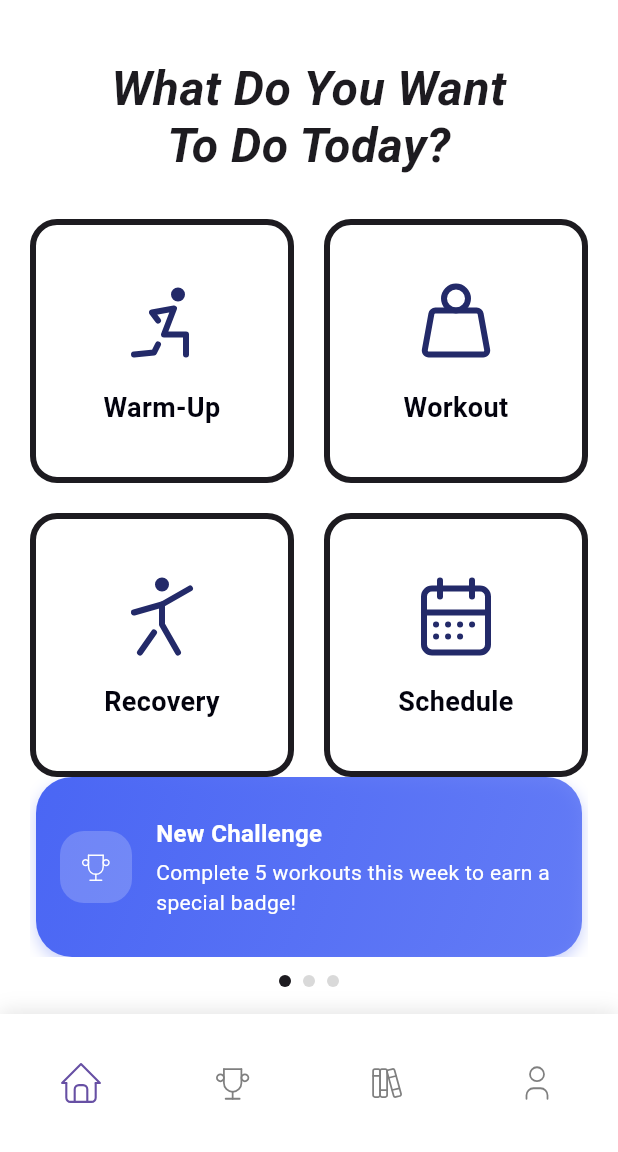
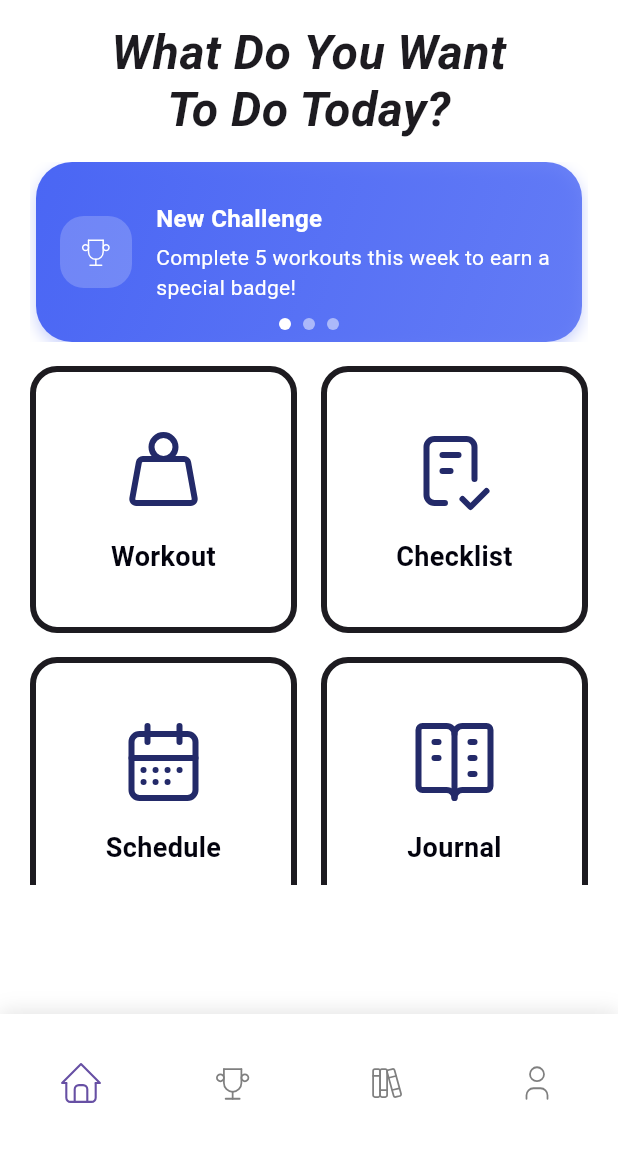
Before and after one commit to M3kko/Peakfit, a Flutter app: the screen it shows after launch, on a phone screen of 412 x 824 dp, the part 84-1236 px from its top. Run offline on Flutter 3.47's test engine with Material 3 defaults, Android fonts, the phone set to English and light mode, and no system bars; our stand-ins replace flutter_svg; Roboto replaces fonts that are missing (Helvetica Neue, Poppins).

Commit message:
Reorganized homescreen

```diff
--- a/lib/screens/home_screen.dart
+++ b/lib/screens/home_screen.dart
@@ -64,7 +64,7 @@ class _HomeScreenState extends State<HomeScreen> {
               // Show content based on selected tab
               Expanded(
                 child: _selectedIndex == 0
-                    ? _buildHomeContent()
+                    ? _buildHomeContent(context)
                     : _screens[_selectedIndex],
               ),
             ],
@@ -83,33 +83,37 @@ class _HomeScreenState extends State<HomeScreen> {
   }
 
   // Method to build the home content with grid and announcement cards
-  Widget _buildHomeContent() {
+  Widget _buildHomeContent(BuildContext context) {
     return Column(
       children: [
-        // Space after header text
-        const SizedBox(height: 30),
+        // Consistent space after header text
+        const SizedBox(height: 16),
 
-        // Grid of action buttons
-        GridView.count(
+        // Announcement cards directly below header
+        _buildAnnouncementCards(),
+
+        // Consistent space between announcement and grid
+        const SizedBox(height: 16),
+
+        // Grid of action buttons with fixed height instead of Expanded
+        SizedBox(
+          height: MediaQuery.of(context).size.height * 0.42, // Using approximately 42% of screen height
+          child: GridView.count(
             crossAxisCount: 2,
-          mainAxisSpacing: 20,
-          crossAxisSpacing: 20,
+            mainAxisSpacing: 16, // Consistent spacing
+            crossAxisSpacing: 16, // Consistent spacing
+            // Removed childAspectRatio to keep grid items square (default is 1.0)
             shrinkWrap: true,
             physics: const NeverScrollableScrollPhysics(),
             children: [
-            HomeAction(
-              iconPath: AppIcons.warmup,
-              label: 'Warm-Up',
-              onTap: () {},
-            ),
               HomeAction(
                 iconPath: AppIcons.workout,
                 label: 'Workout',
                 onTap: () {},
               ),
               HomeAction(
-              iconPath: AppIcons.recover,
-              label: 'Recovery',
+                iconPath: AppIcons.checklist,
+                label: 'Checklist',
                 onTap: () {},
               ),
               HomeAction(
@@ -117,17 +121,17 @@ class _HomeScreenState extends State<HomeScreen> {
                 label: 'Schedule',
                 onTap: () {},
               ),
+              HomeAction(
+                iconPath: AppIcons.journal,
+                label: 'Journal',
+                onTap: () {},
+              ),
             ],
           ),
+        ),
 
-        // Push announcement cards to the bottom
-        const Spacer(),
-
-        // Announcement cards
-        _buildAnnouncementCards(),
-
-        // Space before navbar
-        const SizedBox(height: 20),
+        // Consistent space after grid
+        const SizedBox(height: 16),
       ],
     );
   }
@@ -247,8 +251,8 @@ class _HomeScreenState extends State<HomeScreen> {
           ],
         ),
 
-        // Spacer between top controls and header text
-        const SizedBox(height: 40),
+        // Consistent spacing between top controls and header text
+        const SizedBox(height: 16), // Changed from 10 to 16 for consistency
 
         // Main header text "What Do You Want To Do Today?"
         const Text(
@@ -267,7 +271,7 @@ class _HomeScreenState extends State<HomeScreen> {
     );
   }
 
-  // Build the announcement cards carousel
+  // Build the announcement cards carousel with integrated dots
   Widget _buildAnnouncementCards() {
     // Sample announcements with different colors and messages
     final List<Map<String, dynamic>> announcements = [
@@ -291,12 +295,13 @@ class _HomeScreenState extends State<HomeScreen> {
       },
     ];
 
-    return Column(
+    // Using Stack to overlay pagination dots on the card itself
+    return SizedBox(
+      height: 120,
+      child: Stack(
         children: [
           // Card carousel
-        SizedBox(
-          height: 120,
-          child: PageView.builder(
+          PageView.builder(
             controller: _announcementController,
             itemCount: announcements.length,
             itemBuilder: (context, index) {
@@ -383,11 +388,13 @@ class _HomeScreenState extends State<HomeScreen> {
               );
             },
           ),
-        ),
 
-        // Indicator dots
-        const SizedBox(height: 12),
-        Row(
+          // Positioned dots at the bottom of the cards
+          Positioned(
+            bottom: 8,
+            left: 0,
+            right: 0,
+            child: Row(
               mainAxisAlignment: MainAxisAlignment.center,
               children: List.generate(
                 announcements.length,
@@ -398,13 +405,15 @@ class _HomeScreenState extends State<HomeScreen> {
                   decoration: BoxDecoration(
                     shape: BoxShape.circle,
                     color: _currentAnnouncementPage == index
-                    ? const Color(0xFF1D1B20)
-                    : const Color(0xFFD9D9D9),
+                        ? Colors.white
+                        : Colors.white.withOpacity(0.5),
+                  ),
                 ),
               ),
             ),
           ),
         ],
+      ),
     );
   }
 }
```
Lines whose indentation alone changed are shown as unchanged.
